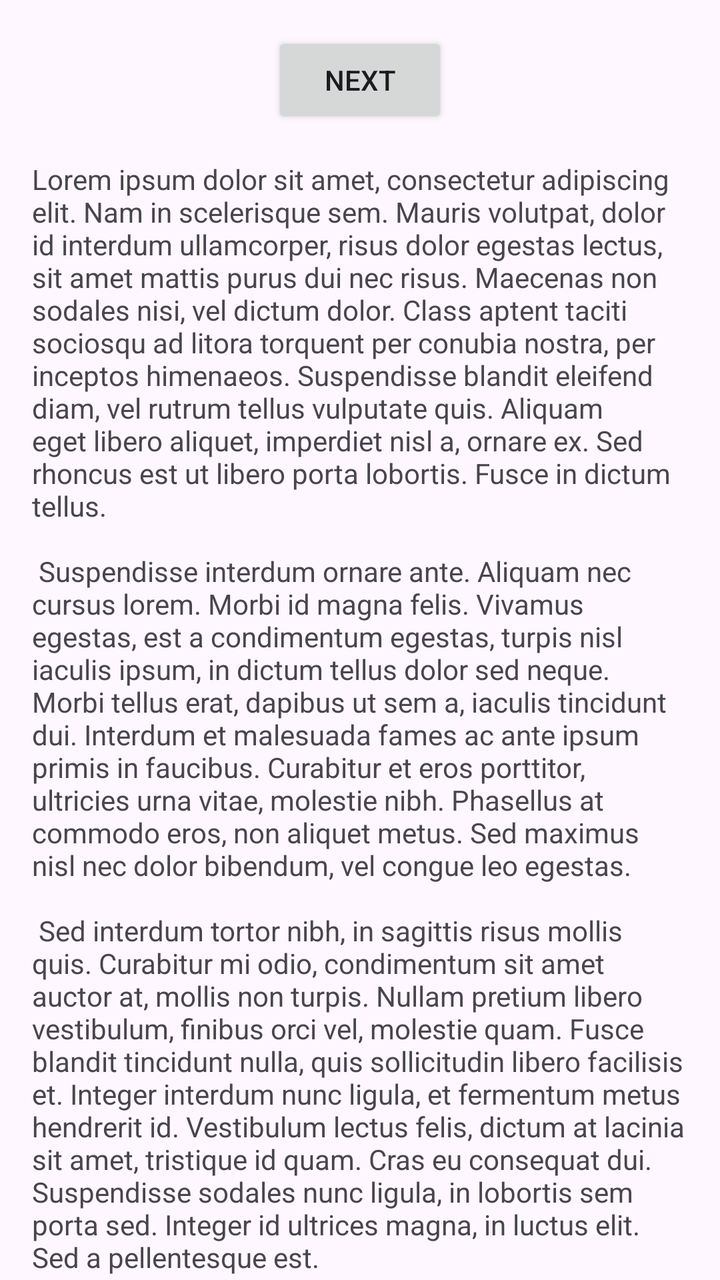
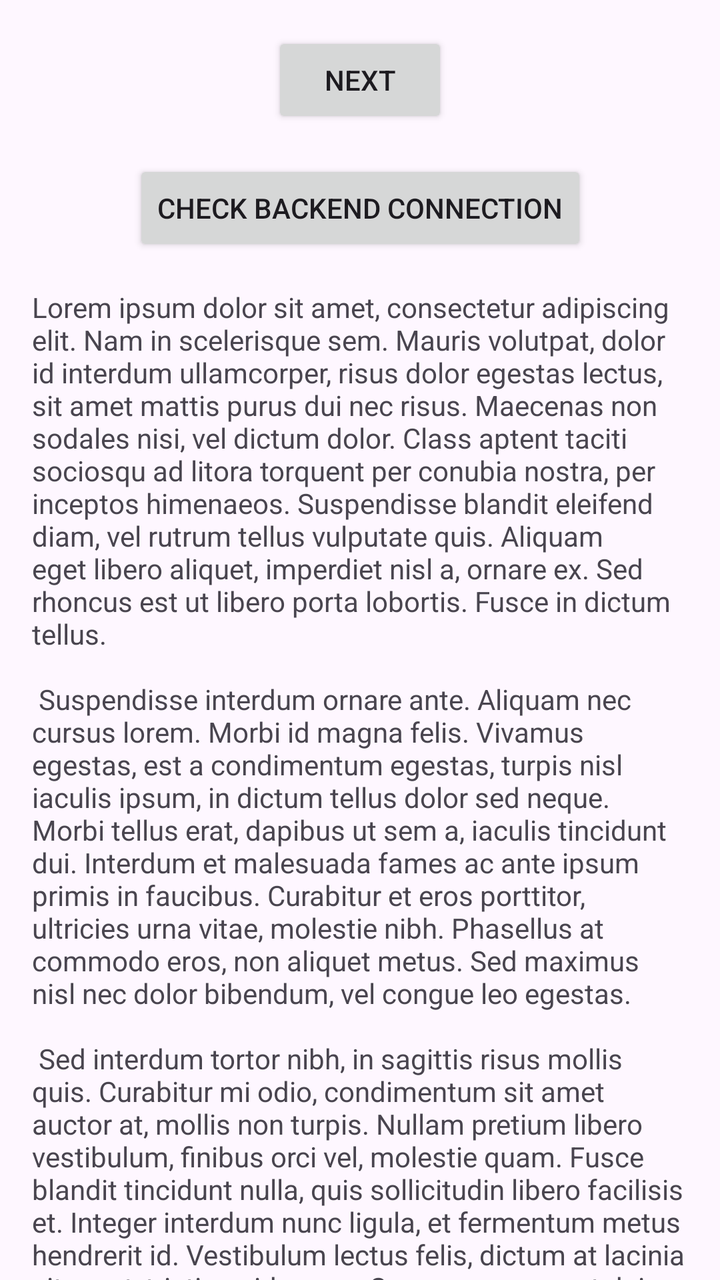

The first picture is an Android layout as it rendered before a commit; the second is the same layout after the commit. The layout source and the unified diff follow.
<!-- AndroidManifest.xml: application theme Theme.ICT361_Lab -->
<!-- res/layout/fragment_first.xml -->
<?xml version="1.0" encoding="utf-8"?>
<androidx.core.widget.NestedScrollView xmlns:android="http://schemas.android.com/apk/res/android"
    xmlns:app="http://schemas.android.com/apk/res-auto"
    xmlns:tools="http://schemas.android.com/tools"
    android:layout_width="match_parent"
    android:layout_height="match_parent"
    tools:context=".ui.FirstFragment">

    <androidx.constraintlayout.widget.ConstraintLayout
        android:layout_width="match_parent"
        android:layout_height="match_parent"
        android:padding="16dp">

        <Button
            android:id="@+id/button_first"
            android:layout_width="wrap_content"
            android:layout_height="wrap_content"
            android:text="@string/next"
            app:layout_constraintBottom_toTopOf="@id/textview_first"
            app:layout_constraintEnd_toEndOf="parent"
            app:layout_constraintStart_toStartOf="parent"
            app:layout_constraintTop_toTopOf="parent" />

        <TextView
            android:id="@+id/textview_first"
            android:layout_width="wrap_content"
            android:layout_height="wrap_content"
            android:layout_marginTop="16dp"
            android:text="@string/lorem_ipsum"
            app:layout_constraintBottom_toBottomOf="parent"
            app:layout_constraintEnd_toEndOf="parent"
            app:layout_constraintStart_toStartOf="parent"
            app:layout_constraintTop_toBottomOf="@id/button_first" />
    </androidx.constraintlayout.widget.ConstraintLayout>
</androidx.core.widget.NestedScrollView>
<!-- resources referenced by this layout -->
<resources>
  <string name="lorem_ipsum">
          Lorem ipsum dolor sit amet, consectetur adipiscing elit. Nam in scelerisque sem. Mauris
          volutpat, dolor id interdum ullamcorper, risus dolor egestas lectus, sit amet mattis purus
          dui nec risus. Maecenas non sodales nisi, vel dictum dolor. Class aptent taciti sociosqu ad
          litora torquent per conubia nostra, per inceptos himenaeos. Suspendisse blandit eleifend
          diam, vel rutrum tellus vulputate quis. Aliquam eget libero aliquet, imperdiet nisl a,
          ornare ex. Sed rhoncus est ut libero porta lobortis. Fusce in dictum tellus.\n\n
          Suspendisse interdum ornare ante. Aliquam nec cursus lorem. Morbi id magna felis. Vivamus
          egestas, est a condimentum egestas, turpis nisl iaculis ipsum, in dictum tellus dolor sed
          neque. Morbi tellus erat, dapibus ut sem a, iaculis tincidunt dui. Interdum et malesuada
          fames ac ante ipsum primis in faucibus. Curabitur et eros porttitor, ultricies urna vitae,
          molestie nibh. Phasellus at commodo eros, non aliquet metus. Sed maximus nisl nec dolor
          bibendum, vel congue leo egestas.\n\n
          Sed interdum tortor nibh, in sagittis risus mollis quis. Curabitur mi odio, condimentum sit
          amet auctor at, mollis non turpis. Nullam pretium libero vestibulum, finibus orci vel,
          molestie quam. Fusce blandit tincidunt nulla, quis sollicitudin libero facilisis et. Integer
          interdum nunc ligula, et fermentum metus hendrerit id. Vestibulum lectus felis, dictum at
          lacinia sit amet, tristique id quam. Cras eu consequat dui. Suspendisse sodales nunc ligula,
          in lobortis sem porta sed. Integer id ultrices magna, in luctus elit. Sed a pellentesque
          est.\n\n
          Aenean nunc velit, lacinia sed dolor sed, ultrices viverra nulla. Etiam a venenatis nibh.
          Morbi laoreet, tortor sed facilisis varius, nibh orci rhoncus nulla, id elementum leo dui
          non lorem. Nam mollis ipsum quis auctor varius. Quisque elementum eu libero sed commodo. In
          eros nisl, imperdiet vel imperdiet et, scelerisque a mauris. Pellentesque varius ex nunc,
          quis imperdiet eros placerat ac. Duis finibus orci et est auctor tincidunt. Sed non viverra
          ipsum. Nunc quis augue egestas, cursus lorem at, molestie sem. Morbi a consectetur ipsum, a
          placerat diam. Etiam vulputate dignissim convallis. Integer faucibus mauris sit amet finibus
          convallis.\n\n
          Phasellus in aliquet mi. Pellentesque habitant morbi tristique senectus et netus et
          malesuada fames ac turpis egestas. In volutpat arcu ut felis sagittis, in finibus massa
          gravida. Pellentesque id tellus orci. Integer dictum, lorem sed efficitur ullamcorper,
          libero justo consectetur ipsum, in mollis nisl ex sed nisl. Donec maximus ullamcorper
          sodales. Praesent bibendum rhoncus tellus nec feugiat. In a ornare nulla. Donec rhoncus
          libero vel nunc consequat, quis tincidunt nisl eleifend. Cras bibendum enim a justo luctus
          vestibulum. Fusce dictum libero quis erat maximus, vitae volutpat diam dignissim.
      </string>
  <string name="next">Next</string>
  <style name="Theme.ICT361_Lab" parent="Base.Theme.ICT361_Lab" />
  <style name="Base.Theme.ICT361_Lab" parent="Theme.Material3.DayNight.NoActionBar">
          
          
      </style>
</resources>

<!-- the commit's change to res/layout/fragment_first.xml (unified diff, before → after) -->
@@ -16,10 +16,22 @@
             android:layout_width="wrap_content"
             android:layout_height="wrap_content"
             android:text="@string/next"
+            app:layout_constraintBottom_toTopOf="@id/button_check_backend"
+            app:layout_constraintEnd_toEndOf="parent"
+            app:layout_constraintStart_toStartOf="parent"
+            app:layout_constraintTop_toTopOf="parent" />
+
+        
+        <Button
+            android:id="@+id/button_check_backend"
+            android:layout_width="wrap_content"
+            android:layout_height="wrap_content"
+            android:layout_marginTop="16dp"
+            android:text="@string/check_backend_connection"
             app:layout_constraintBottom_toTopOf="@id/textview_first"
             app:layout_constraintEnd_toEndOf="parent"
             app:layout_constraintStart_toStartOf="parent"
-            app:layout_constraintTop_toTopOf="parent" />
+            app:layout_constraintTop_toBottomOf="@id/button_first" />
 
         <TextView
             android:id="@+id/textview_first"
@@ -30,6 +42,6 @@
             app:layout_constraintBottom_toBottomOf="parent"
             app:layout_constraintEnd_toEndOf="parent"
             app:layout_constraintStart_toStartOf="parent"
-            app:layout_constraintTop_toBottomOf="@id/button_first" />
+            app:layout_constraintTop_toBottomOf="@id/button_check_backend" />
     </androidx.constraintlayout.widget.ConstraintLayout>
 </androidx.core.widget.NestedScrollView>
<!-- resource entries referenced after the edit -->
@@ -1,5 +1,6 @@
 <!-- resources referenced by this layout -->
 <resources>
+  <string name="check_backend_connection">Check backend connection</string>
   <string name="lorem_ipsum">
           Lorem ipsum dolor sit amet, consectetur adipiscing elit. Nam in scelerisque sem. Mauris
           volutpat, dolor id interdum ullamcorper, risus dolor egestas lectus, sit amet mattis purus
